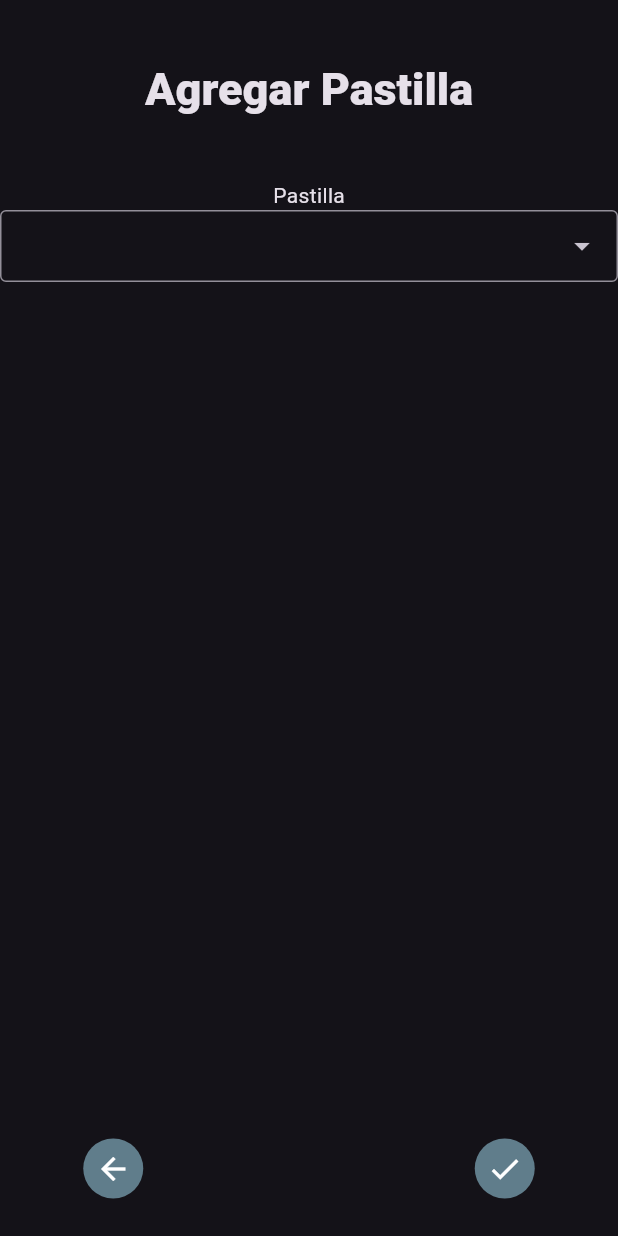
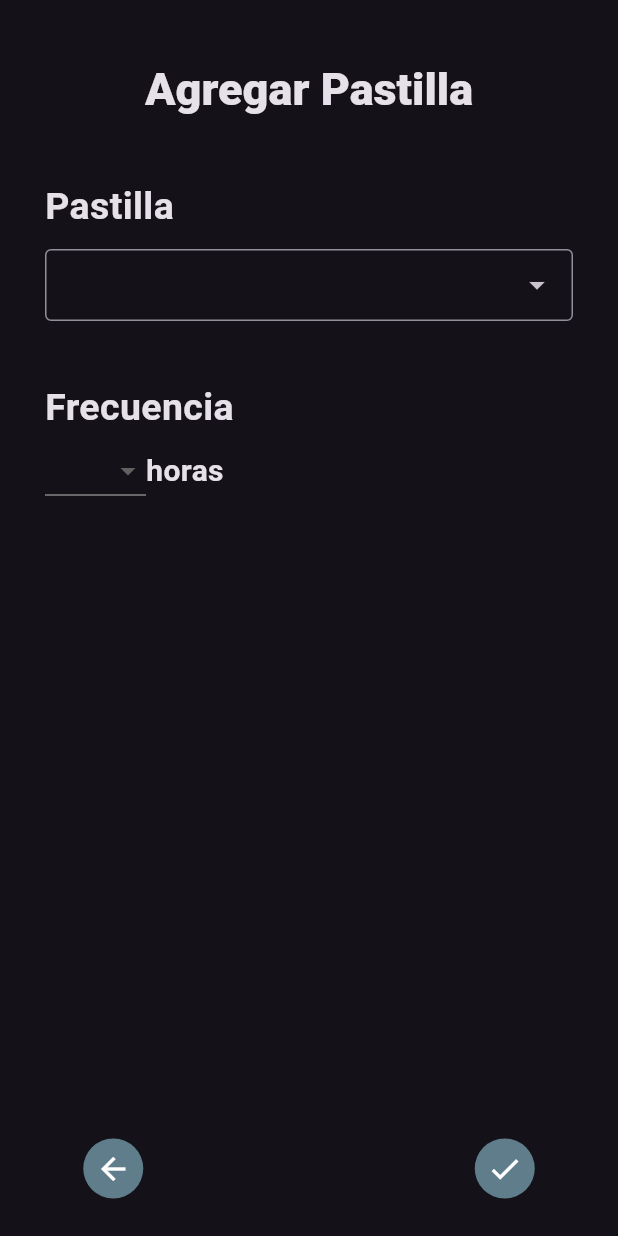
Before and after one commit to PLAYMAN11/PillStationAPP, a Flutter app: the ConfigurePillbox screen opened directly, after a tap on the "add" icon, on a phone screen of 412 x 824 dp. Run offline on Flutter 3.47's test engine with Material 3 defaults, Android fonts, the phone set to English and light mode, and no system bars; drawn by our look-alikes of dropdown_button2, dropdown_search; missing offline and left inert: bluetooth_classic, mongo_dart.

Commit message:
Add pilllist and show it in configure_pillbox.dart

```diff
--- /dev/null
+++ b/lib/config/pill.dart
@@ -0,0 +1,10 @@
+
+List<Pill>pillList=[];
+class Pill{
+  String name = "";
+  int hour;
+  int minutes;
+Pill(this.name, this.hour, this.minutes);
+
+
+}
--- a/lib/widgets/pillbox/add_pill.dart
+++ b/lib/widgets/pillbox/add_pill.dart
@@ -1,9 +1,11 @@
 import 'dart:async';
 import 'dart:convert';
 
+import 'package:dropdown_button2/dropdown_button2.dart';
 import 'package:dropdown_search/dropdown_search.dart';
 import 'package:flutter/material.dart';
 import 'package:pillstationmovil/config/mongodb.dart';
+import 'package:pillstationmovil/config/pill.dart';
 import 'package:pillstationmovil/widgets/pillbox/configure_pillbox.dart';
 
 class AddPill extends StatefulWidget {
@@ -14,12 +16,15 @@ class AddPill extends StatefulWidget {
 }
 
 class _AddPillState extends State<AddPill> {
+  List<int> hours = [];
+  int? selectedFrequency;
+  String? selectedPill;
 
   @override
   void initState() {
     // TODO: implement initState
-
     super.initState();
+    hours = [2,4,6,8];
   }
 
   @override
@@ -31,28 +36,64 @@ class _AddPillState extends State<AddPill> {
         toolbarHeight: 120,
         title: Text(
           "Agregar Pastilla",
-          style: TextStyle(fontSize: 30, fontWeight: FontWeight.w900, ),
+          style: TextStyle(
+            fontSize: 30,
+            fontWeight: FontWeight.w900,
           ),
         ),
-      body: Column(
+      ),
+      body: Padding(
+        padding: const EdgeInsets.fromLTRB(30, 0, 30, 0),
+        child: Column(
+          crossAxisAlignment: CrossAxisAlignment.start,
           children: <Widget>[
-          Text("Pastilla",),
+            Text(
+              "Pastilla",
+              style: TextStyle(fontSize: 25, fontWeight: FontWeight.w600),
+            ),
+            Padding(padding: const EdgeInsets.fromLTRB(0, 0, 0, 10)),
             DropdownSearch(
-
-            enabled: true,
-
+              onChanged: (value) {
+                selectedPill = value;
+              },
               compareFn: (item1, item2) {
                 return false;
               },
-            items: (filter, infiniteScrollProps) => db.results.isEmpty ? [] : db.results,
+              items: (filter, infiniteScrollProps) =>
+                  db.results.isEmpty ? [] : db.results,
               autoValidateMode: AutovalidateMode.always,
               popupProps: PopupProps.menu(
                 showSearchBox: true,
                 title: Text("Buscar"),
               ),
             ),
-
+            Padding(padding: const EdgeInsets.fromLTRB(0, 40, 0, 0)),
+            Text(
+              "Frecuencia",
+              style: TextStyle(fontSize: 25, fontWeight: FontWeight.w600),
+            ),
+            Padding(padding: const EdgeInsets.fromLTRB(0, 0, 0, 0)),
+            Row(
+              children: [
+                DropdownButton2(
+                    value: selectedFrequency,
+                    onChanged: (int? value) {
+                      setState(() {
+                        selectedFrequency = value;
+                      });
+                    },
+                    items: hours
+                        .map((int item) => DropdownMenuItem<int>(
+                            value: item,
+                            child: Text(""+item.toString(),
+                              style: TextStyle(fontSize: 20, fontWeight: FontWeight.normal),
+                            )))
+                        .toList()),
+                Text("horas", style: TextStyle(fontSize: 20, fontWeight: FontWeight.w600),)
               ],
+            ),
+          ],
+        ),
       ),
       bottomNavigationBar: Container(
         margin: EdgeInsets.fromLTRB(0, 0, 0, 25),
@@ -80,6 +121,7 @@ class _AddPillState extends State<AddPill> {
               backgroundColor: Colors.blueGrey,
               child: IconButton(
                 onPressed: () {
+                  pillList.add(Pill(selectedPill!, (selectedFrequency!),(0)));
                   Navigator.push(
                       context,
                       MaterialPageRoute(
@@ -94,5 +136,4 @@ class _AddPillState extends State<AddPill> {
       ),
     );
   }
-
 }
--- a/lib/widgets/pillbox/configure_pillbox.dart
+++ b/lib/widgets/pillbox/configure_pillbox.dart
@@ -1,4 +1,5 @@
 import 'package:flutter/material.dart';
+import 'package:pillstationmovil/config/pill.dart';
 import 'package:pillstationmovil/widgets/pillbox/add_pill.dart';
 import 'package:pillstationmovil/widgets/pillbox/connectPillbox.dart';
 
@@ -12,18 +13,49 @@ class ConfigurePillbox extends StatefulWidget {
 }
 
 class _ConfigurePillboxState extends State<ConfigurePillbox> {
-
   @override
   void initState() {
     // TODO: implement initState
     super.initState();
     startDB();
   }
+
   @override
   Widget build(BuildContext context) {
-    return db.isloaded ? Scaffold(
-      appBar: AppBar(),
-      body: Center(),
+    return db.isloaded
+        ? Scaffold(
+            appBar: AppBar(
+              automaticallyImplyLeading: false,
+              centerTitle: true,
+              toolbarHeight: 120,
+              title: Text(
+                "Aliste las pastillas",
+                style: TextStyle(
+                  fontSize: 30,
+                  fontWeight: FontWeight.w900,
+                ),
+              ),
+            ),
+            body: ListView.builder(
+              itemCount: pillList.length,
+              itemBuilder: (context, index) {
+                if (pillList.isEmpty) {
+                  return Center(
+                      child: Text(
+                    "No hay datos",
+                    style: TextStyle(fontSize: 20),
+                  ));
+                } else {
+                  return ListTile(
+                    title: Text(
+                      pillList.elementAt(index).name,
+                    ),
+                    subtitle: Text(
+                        "Cada ${pillList.elementAt(index).hour} horas"),
+                  );
+                }
+              },
+            ),
             bottomNavigationBar: Container(
               margin: EdgeInsets.fromLTRB(0, 0, 0, 25),
               child: Row(
@@ -60,18 +92,22 @@ class _ConfigurePillboxState extends State<ConfigurePillbox> {
                 ],
               ),
             ),
-    ) :
-    Center(child: CircularProgressIndicator(),);
+          )
+        : Center(
+            child: CircularProgressIndicator(),
+          );
   }
+
   Future<void> startDB() async {
-    await db.connectDB().whenComplete(() async {
+    await db.connectDB().whenComplete(
+      () async {
         db.setcollectionPills();
-      db.isloaded=true;
+        db.isloaded = true;
         List<Map<String, dynamic>> tmp = await db.findpills();
-      db.results= tmp.map((item) => item["nombre_medicamento"] as String).toList();
-      setState(() {
-
-      });
-    },);
+        db.results =
+            tmp.map((item) => item["nombre_medicamento"] as String).toList();
+        setState(() {});
+      },
+    );
   }
 }
```
Lines whose indentation alone changed are shown as unchanged.
